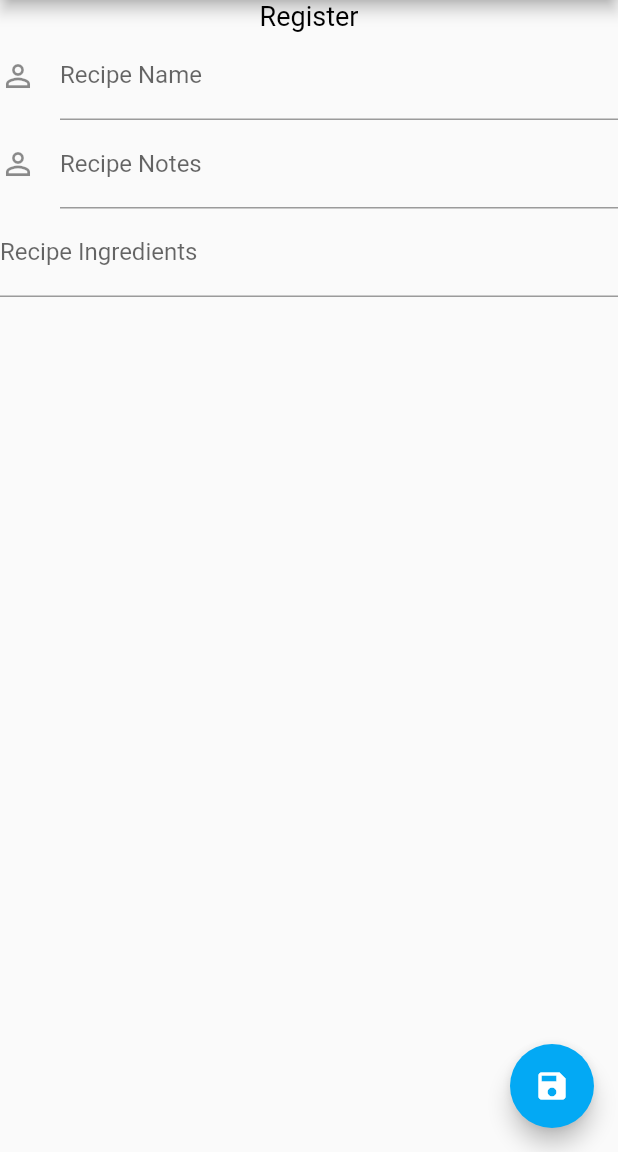
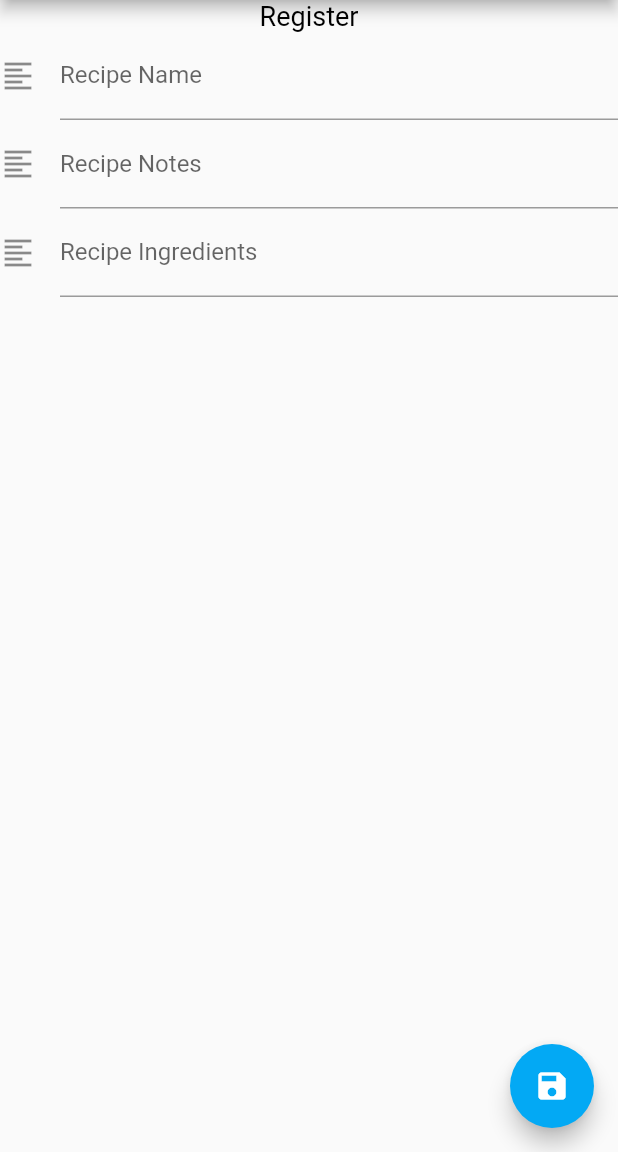
Before and after one commit to ViceSyndicate/my_recipes, a Flutter app: the RecipeFormPage screen opened directly, on a phone screen of 412 x 824 dp, the part 84-1236 px from its top. Run offline on Flutter 3.47's test engine with Material 2 defaults, Android fonts, the phone set to English and light mode, and no system bars.

Commit message:
Update vm_create_recipe.dart

```diff
--- a/lib/vm_create_recipe.dart
+++ b/lib/vm_create_recipe.dart
@@ -67,27 +67,28 @@ class MyCustomFormState extends State<MyCustomForm> {
               decoration: InputDecoration(
                   labelText: 'Recipe Name',
                   //prefixIcon: Icon(Icons.email),
-                  icon: Icon(Icons.perm_identity)),
+                  icon: Icon(Icons.format_align_left)),
             ),
           ),
           Container(
             child: TextFormField(
-              keyboardType: TextInputType.text,
-              textInputAction: TextInputAction.next,
+              keyboardType: TextInputType.multiline,
+              maxLines: null,
               onFieldSubmitted: (String value) {},
               decoration: InputDecoration(
                   labelText: 'Recipe Notes',
-                  //prefixIcon: Icon(Icons.email),
-                  icon: Icon(Icons.perm_identity)),
+                  icon: Icon(Icons.format_align_left)),
             ),
           ),
           Container(
             child: TextFormField(
-              keyboardType: TextInputType.text,
+              keyboardType: TextInputType.multiline,
+              maxLines: null,
               textInputAction: TextInputAction.next,
               onFieldSubmitted: (String value) {},
               decoration: InputDecoration(
                 labelText: 'Recipe Ingredients',
+                icon: Icon(Icons.format_align_left),
               ),
             ),
           ),
@@ -98,4 +99,3 @@ class MyCustomFormState extends State<MyCustomForm> {
 }
 
 // https://blog.devgenius.io/add-remove-textformfields-dynamically-in-flutter-5bef6948e778
-//Navigator.pop(context);
```
